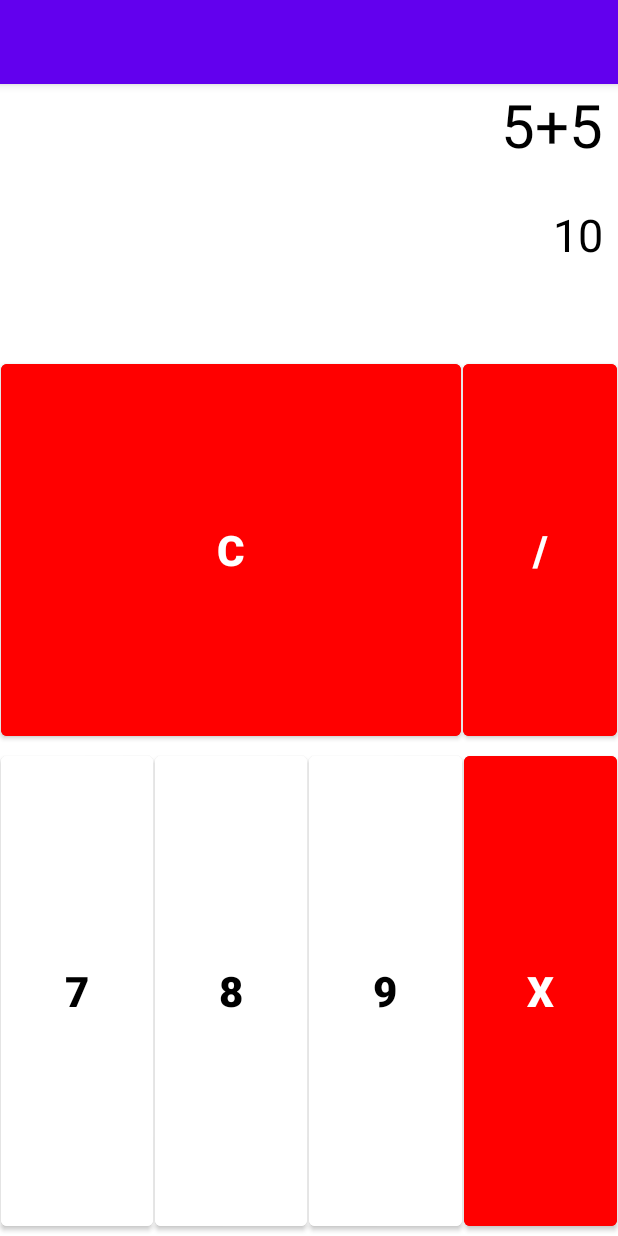
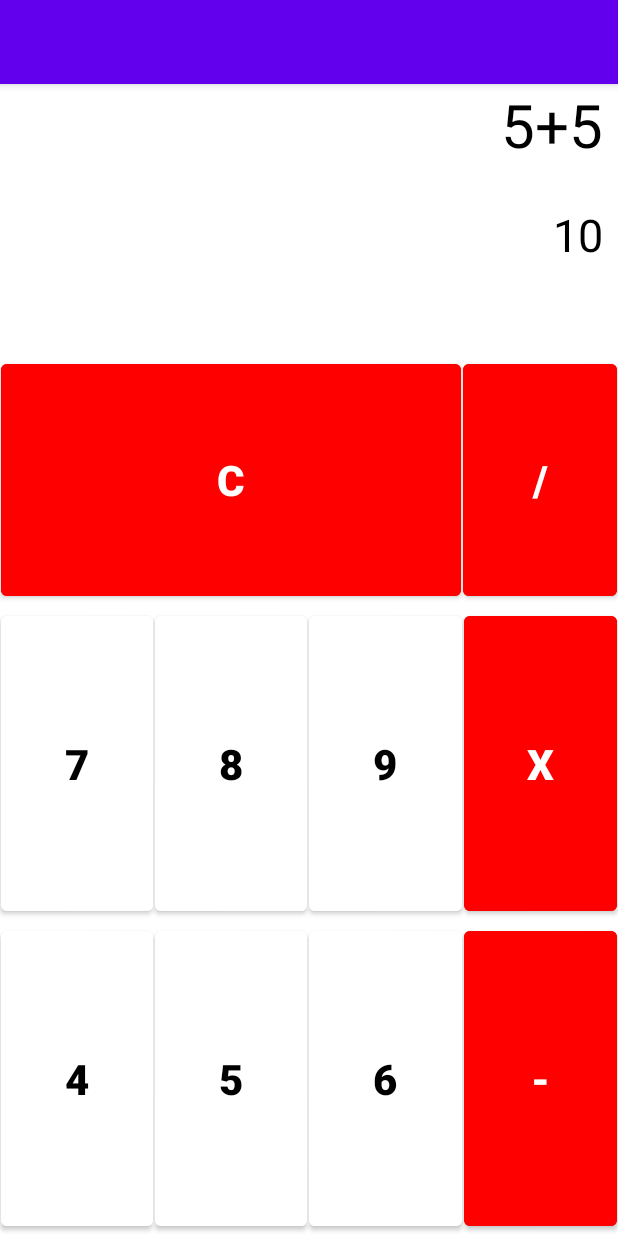
Before and after one commit to tai-martins/ProjetoCalculadora, an Android app: the screen it shows after launch (MainActivity), on a phone screen of 412 x 824 dp. Run offline under Robolectric (Android 15) with nearby library versions, the phone set to English and light mode, and no system bars.

Commit message:
layout linha da subtração

```diff
--- a/app/src/main/res/layout/activity_main.xml
+++ b/app/src/main/res/layout/activity_main.xml
@@ -77,4 +77,30 @@
 
     </LinearLayout>
 
+    <LinearLayout
+        android:layout_width="match_parent"
+        android:layout_height="0dp"
+        android:layout_weight="1"
+        android:orientation="horizontal">
+
+        <Button
+            android:id="@+id/numero_quatro"
+            style="@style/Number_Button"
+            android:text="4"/>
+        <Button
+            android:id="@+id/numero_cinco"
+            style="@style/Number_Button"
+            android:text="5"/>
+        <Button
+            android:id="@+id/numero_seis"
+            style="@style/Number_Button"
+            android:text="6"/>
+
+        <Button
+            android:id="@+id/subtracao"
+            style="@style/Operators_Button"
+            android:text="-"/>
+
+    </LinearLayout>
+
 </LinearLayout>
```
